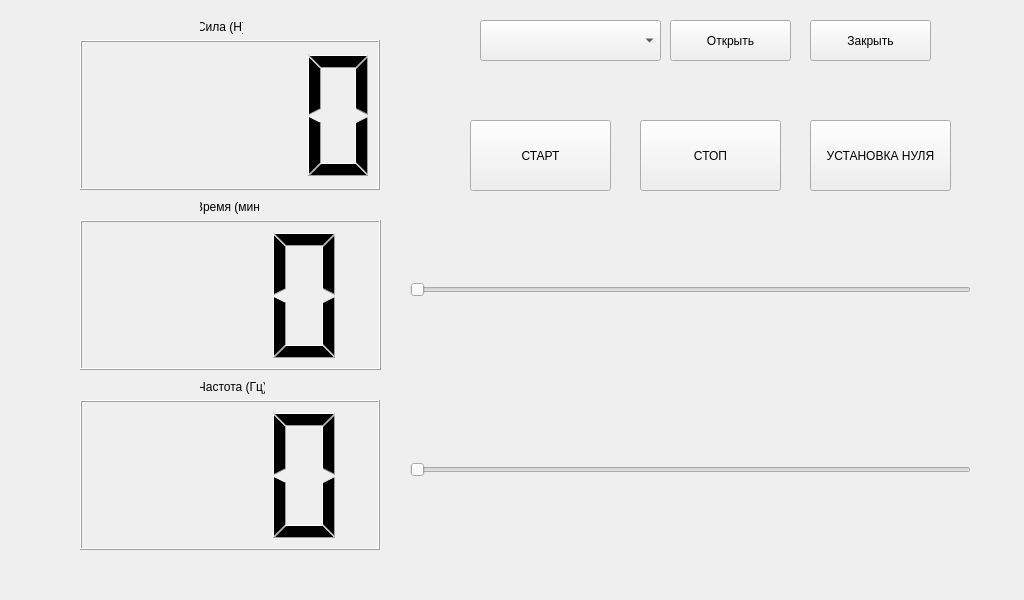
Qt form design.ui (Kom60/kt-train) before a commit.
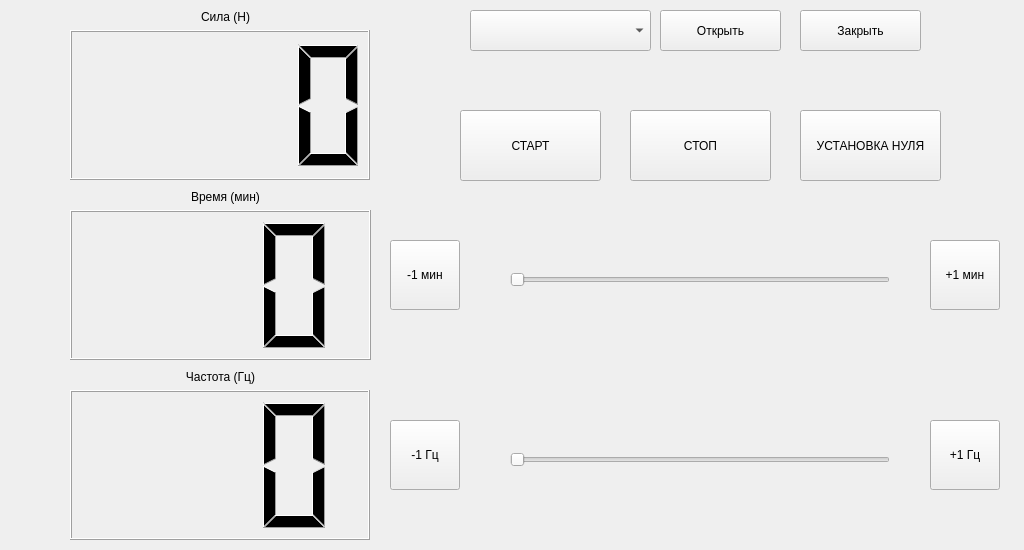
The same form after that commit.

The edit to the form file:
```diff
--- a/design.ui
+++ b/design.ui
@@ -7,7 +7,7 @@
     <x>0</x>
     <y>0</y>
     <width>1024</width>
-    <height>600</height>
+    <height>550</height>
    </rect>
   </property>
   <property name="windowTitle">
@@ -17,8 +17,8 @@
    <widget class="QLCDNumber" name="Power_LCD">
     <property name="geometry">
      <rect>
-      <x>80</x>
-      <y>40</y>
+      <x>70</x>
+      <y>30</y>
       <width>300</width>
       <height>150</height>
      </rect>
@@ -33,8 +33,8 @@
    <widget class="QLCDNumber" name="Time_LCD">
     <property name="geometry">
      <rect>
-      <x>80</x>
-      <y>220</y>
+      <x>70</x>
+      <y>210</y>
       <width>301</width>
       <height>150</height>
      </rect>
@@ -46,8 +46,8 @@
    <widget class="QLCDNumber" name="Freq_LCD">
     <property name="geometry">
      <rect>
-      <x>80</x>
-      <y>400</y>
+      <x>70</x>
+      <y>390</y>
       <width>300</width>
       <height>150</height>
      </rect>
@@ -59,9 +59,9 @@
    <widget class="QLabel" name="label_2">
     <property name="geometry">
      <rect>
-      <x>200</x>
-      <y>380</y>
-      <width>65</width>
+      <x>170</x>
+      <y>370</y>
+      <width>101</width>
       <height>16</height>
      </rect>
     </property>
@@ -84,9 +84,9 @@
     </property>
     <property name="geometry">
      <rect>
-      <x>200</x>
-      <y>200</y>
-      <width>59</width>
+      <x>170</x>
+      <y>190</y>
+      <width>111</width>
       <height>16</height>
      </rect>
     </property>
@@ -100,8 +100,8 @@
    <widget class="QComboBox" name="com_select">
     <property name="geometry">
      <rect>
-      <x>480</x>
-      <y>20</y>
+      <x>470</x>
+      <y>10</y>
       <width>181</width>
       <height>41</height>
      </rect>
@@ -110,8 +110,8 @@
    <widget class="QPushButton" name="start_button">
     <property name="geometry">
      <rect>
-      <x>470</x>
-      <y>120</y>
+      <x>460</x>
+      <y>110</y>
       <width>141</width>
       <height>71</height>
      </rect>
@@ -123,8 +123,8 @@
    <widget class="QPushButton" name="stop_button">
     <property name="geometry">
      <rect>
-      <x>640</x>
-      <y>120</y>
+      <x>630</x>
+      <y>110</y>
       <width>141</width>
       <height>71</height>
      </rect>
@@ -136,9 +136,9 @@
    <widget class="QSlider" name="Freq_set">
     <property name="geometry">
      <rect>
-      <x>410</x>
-      <y>420</y>
-      <width>561</width>
+      <x>510</x>
+      <y>410</y>
+      <width>380</width>
       <height>100</height>
      </rect>
     </property>
@@ -155,12 +155,18 @@
    <widget class="QSlider" name="Time_set">
     <property name="geometry">
      <rect>
-      <x>410</x>
-      <y>240</y>
-      <width>561</width>
+      <x>510</x>
+      <y>230</y>
+      <width>380</width>
       <height>100</height>
      </rect>
     </property>
+    <property name="sizePolicy">
+     <sizepolicy hsizetype="Fixed" vsizetype="Fixed">
+      <horstretch>0</horstretch>
+      <verstretch>0</verstretch>
+     </sizepolicy>
+    </property>
     <property name="minimum">
      <number>1</number>
     </property>
@@ -170,12 +176,15 @@
     <property name="orientation">
      <enum>Qt::Horizontal</enum>
     </property>
+    <property name="tickPosition">
+     <enum>QSlider::NoTicks</enum>
+    </property>
    </widget>
    <widget class="QPushButton" name="com_apply">
     <property name="geometry">
      <rect>
-      <x>670</x>
-      <y>20</y>
+      <x>660</x>
+      <y>10</y>
       <width>121</width>
       <height>41</height>
      </rect>
@@ -187,8 +196,8 @@
    <widget class="QPushButton" name="set_zero">
     <property name="geometry">
      <rect>
-      <x>810</x>
-      <y>120</y>
+      <x>800</x>
+      <y>110</y>
       <width>141</width>
       <height>71</height>
      </rect>
@@ -200,9 +209,9 @@
    <widget class="QLabel" name="label">
     <property name="geometry">
      <rect>
-      <x>200</x>
-      <y>20</y>
-      <width>43</width>
+      <x>180</x>
+      <y>10</y>
+      <width>91</width>
       <height>16</height>
      </rect>
     </property>
@@ -228,8 +237,8 @@
    <widget class="QPushButton" name="com_close">
     <property name="geometry">
      <rect>
-      <x>810</x>
-      <y>20</y>
+      <x>800</x>
+      <y>10</y>
       <width>121</width>
       <height>41</height>
      </rect>
@@ -238,6 +247,58 @@
      <string>Закрыть</string>
     </property>
    </widget>
+   <widget class="QPushButton" name="minus_1_min">
+    <property name="geometry">
+     <rect>
+      <x>390</x>
+      <y>240</y>
+      <width>70</width>
+      <height>70</height>
+     </rect>
+    </property>
+    <property name="text">
+     <string>-1 мин</string>
+    </property>
+   </widget>
+   <widget class="QPushButton" name="minus_1_Hz">
+    <property name="geometry">
+     <rect>
+      <x>390</x>
+      <y>420</y>
+      <width>70</width>
+      <height>70</height>
+     </rect>
+    </property>
+    <property name="text">
+     <string>-1 Гц</string>
+    </property>
+   </widget>
+   <widget class="QPushButton" name="plus_1_min">
+    <property name="geometry">
+     <rect>
+      <x>930</x>
+      <y>240</y>
+      <width>70</width>
+      <height>70</height>
+     </rect>
+    </property>
+    <property name="text">
+     <string>+1 мин</string>
+    </property>
+   </widget>
+   <widget class="QPushButton" name="plus_1_Hz">
+    <property name="geometry">
+     <rect>
+      <x>930</x>
+      <y>420</y>
+      <width>70</width>
+      <height>70</height>
+     </rect>
+    </property>
+    <property name="text">
+     <string>+1 Гц</string>
+    </property>
+   </widget>
    <zorder>label</zorder>
    <zorder>Time_LCD</zorder>
    <zorder>Power_LCD</zorder>
```
Left out of the diff: 4 changed lines with no effect on the pictures.
